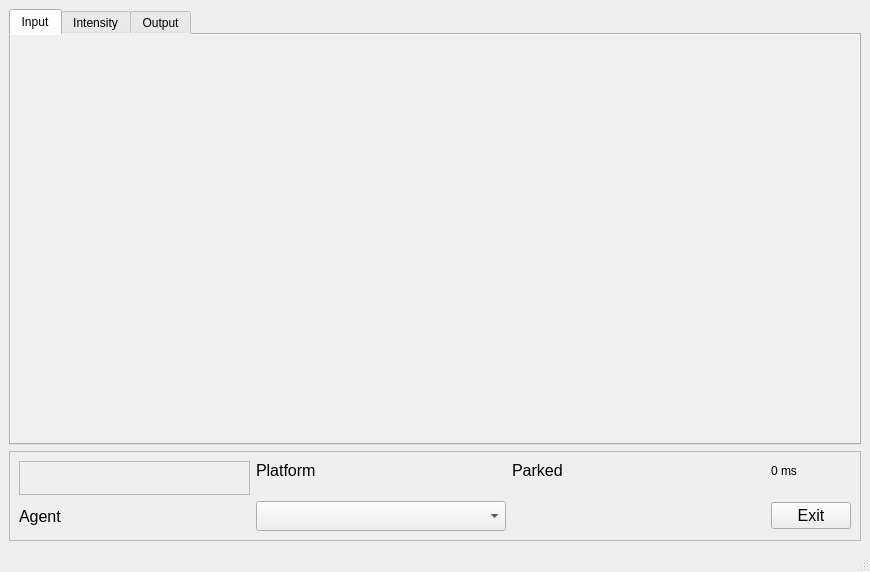
Old version of the form runtime/main_gui.ui in the repository michaelmargolis/MdxMotionPlatformV3.
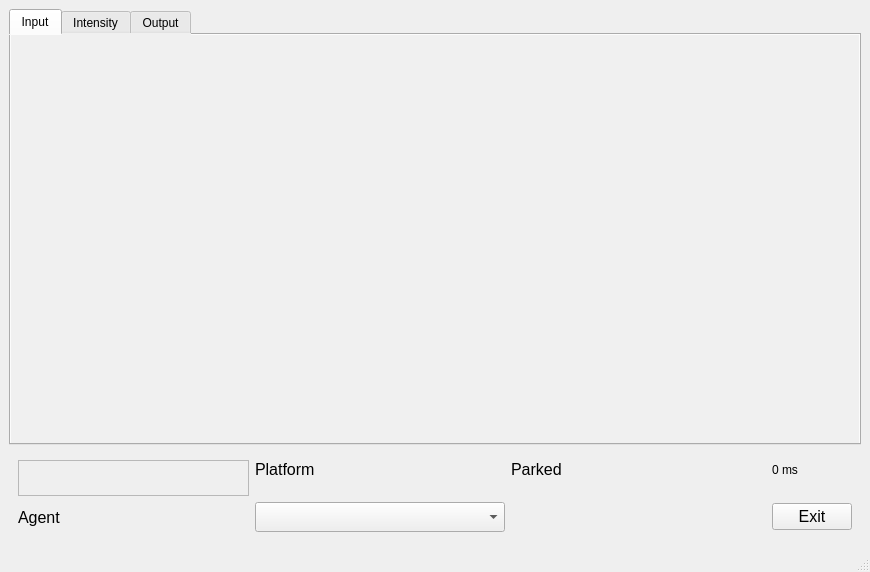
New version of the form.

Commit message: tweaks to GUI for new lcd panel

What changed in the file:
```diff
--- a/runtime/main_gui.ui
+++ b/runtime/main_gui.ui
@@ -61,11 +61,14 @@
        </size>
       </property>
       <property name="frameShape">
-       <enum>QFrame::StyledPanel</enum>
+       <enum>QFrame::NoFrame</enum>
       </property>
       <property name="frameShadow">
        <enum>QFrame::Raised</enum>
       </property>
+      <property name="lineWidth">
+       <number>0</number>
+      </property>
       <layout class="QGridLayout" name="gridLayout">
        <item row="0" column="0" rowspan="2">
         <widget class="QFrame" name="frame_activate">
```
The commit also changes 4 other files.
